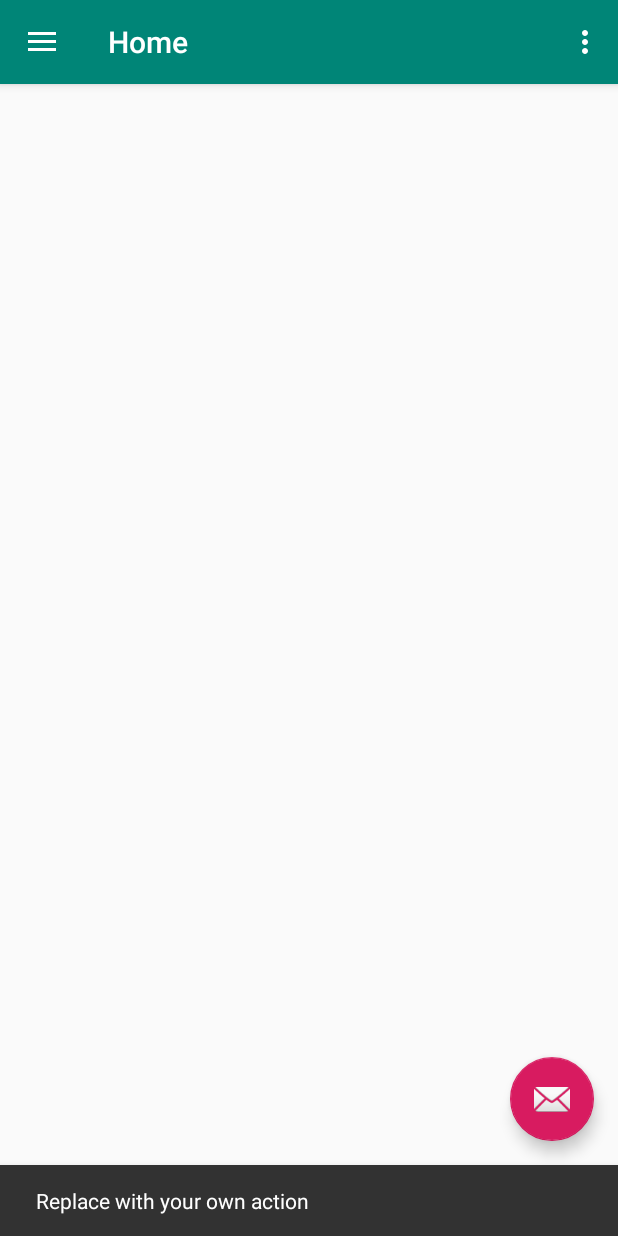
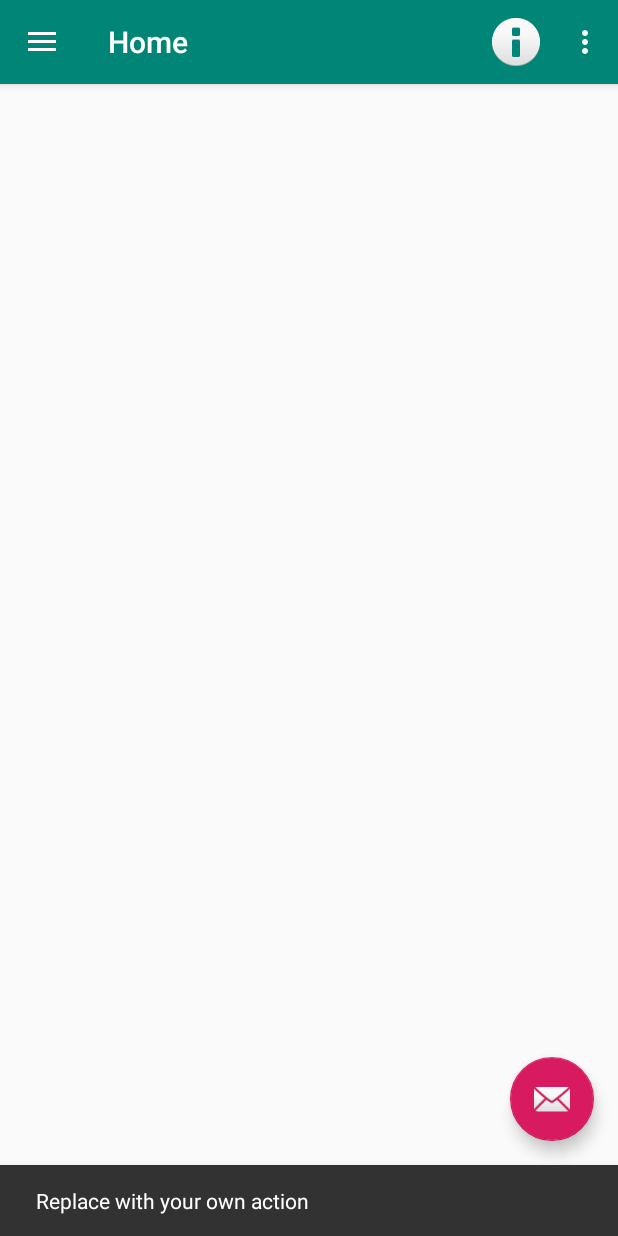
Before and after one commit to Julioolivares12/GamePlus2, an Android app: the screen it shows after launch (MainActivity), after a tap on an icon or button, on a phone screen of 412 x 824 dp. Run offline under Robolectric (Android 15) with nearby library versions, the phone set to English and light mode, and no system bars; our stand-ins replace navigation-ui; 4 statements that could not run were skipped.

Commit message:
prueba agregue un item de menu. despues lo quitas si quieres

```diff
--- a/app/src/main/res/menu/main.xml
+++ b/app/src/main/res/menu/main.xml
@@ -1,6 +1,12 @@
 <?xml version="1.0" encoding="utf-8"?>
 <menu xmlns:android="http://schemas.android.com/apk/res/android"
     xmlns:app="http://schemas.android.com/apk/res-auto">
+    <item android:id="@+id/search"
+        android:icon="@android:drawable/ic_dialog_info"
+        android:orderInCategory="1"
+        android:title="@string/Datos_Personales"
+        app:showAsAction="always"
+        />
     <item
         android:id="@+id/action_settings"
         android:orderInCategory="100"
--- a/app/src/main/res/values/strings.xml
+++ b/app/src/main/res/values/strings.xml
@@ -13,4 +13,5 @@
     <string name="menu_tools">Tools</string>
     <string name="menu_share">Share</string>
     <string name="menu_send">Send</string>
+    <string name="Datos_Personales">Datos_Personales</string>
 </resources>
```
